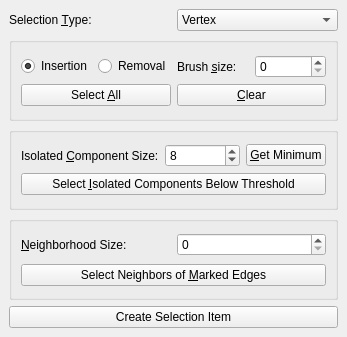
Before: the Qt Designer form Polyhedron/demo/Polyhedron/Selection_widget.ui in CGAL/cgal, drawn with Qt 5.
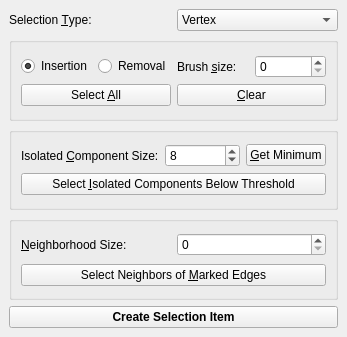
After: the same form once the commit is applied.

Commit message: Create_selection_item_button bold text

```diff
--- a/Polyhedron/demo/Polyhedron/Selection_widget.ui
+++ b/Polyhedron/demo/Polyhedron/Selection_widget.ui
@@ -215,6 +215,12 @@
     </item>
     <item>
      <widget class="QPushButton" name="Create_selection_item_button">
+      <property name="font">
+       <font>
+        <weight>75</weight>
+        <bold>true</bold>
+       </font>
+      </property>
       <property name="text">
        <string>Create Selection Item</string>
       </property>
```
